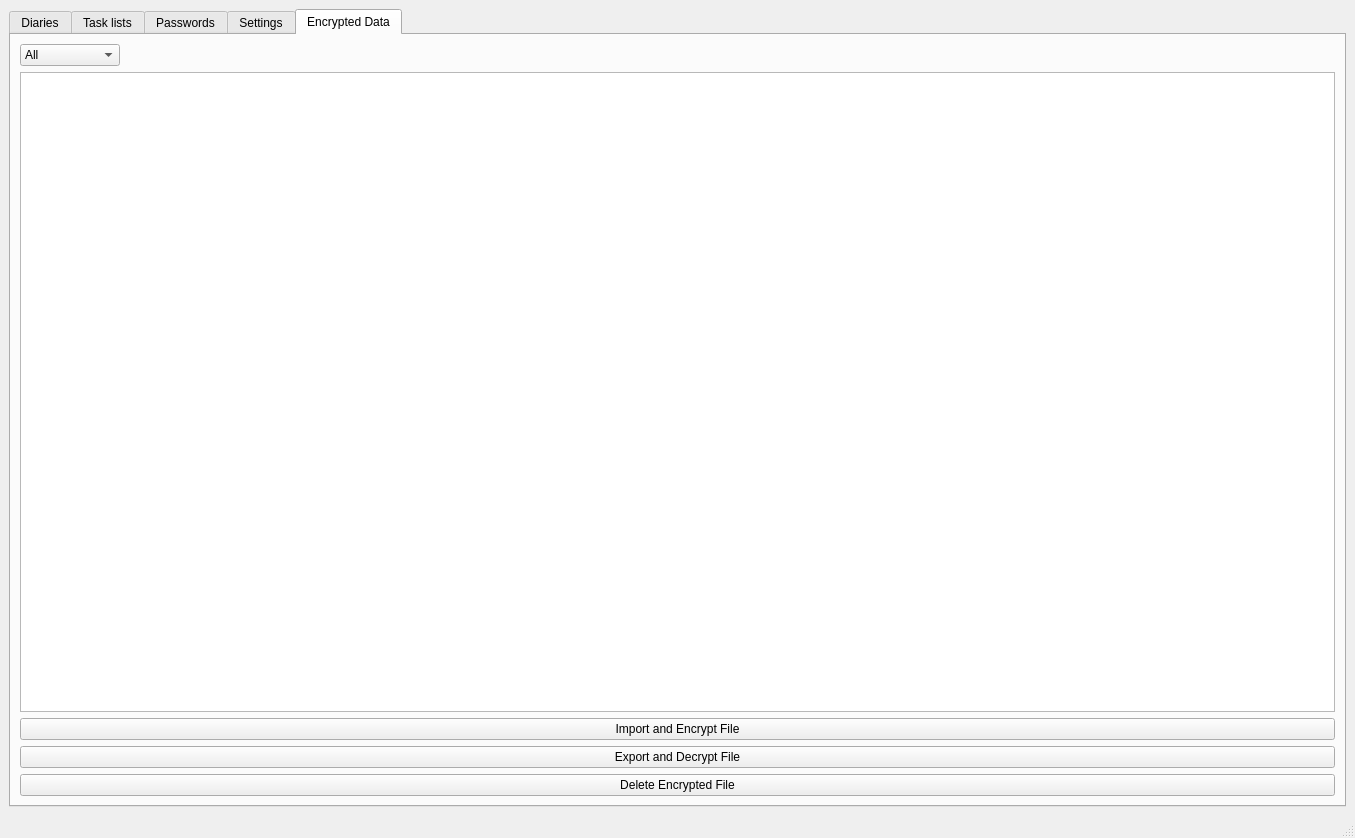
Before: the Qt Designer form mainwindow.ui in therealMaPMaKeR/MMDiary, drawn with Qt 5.
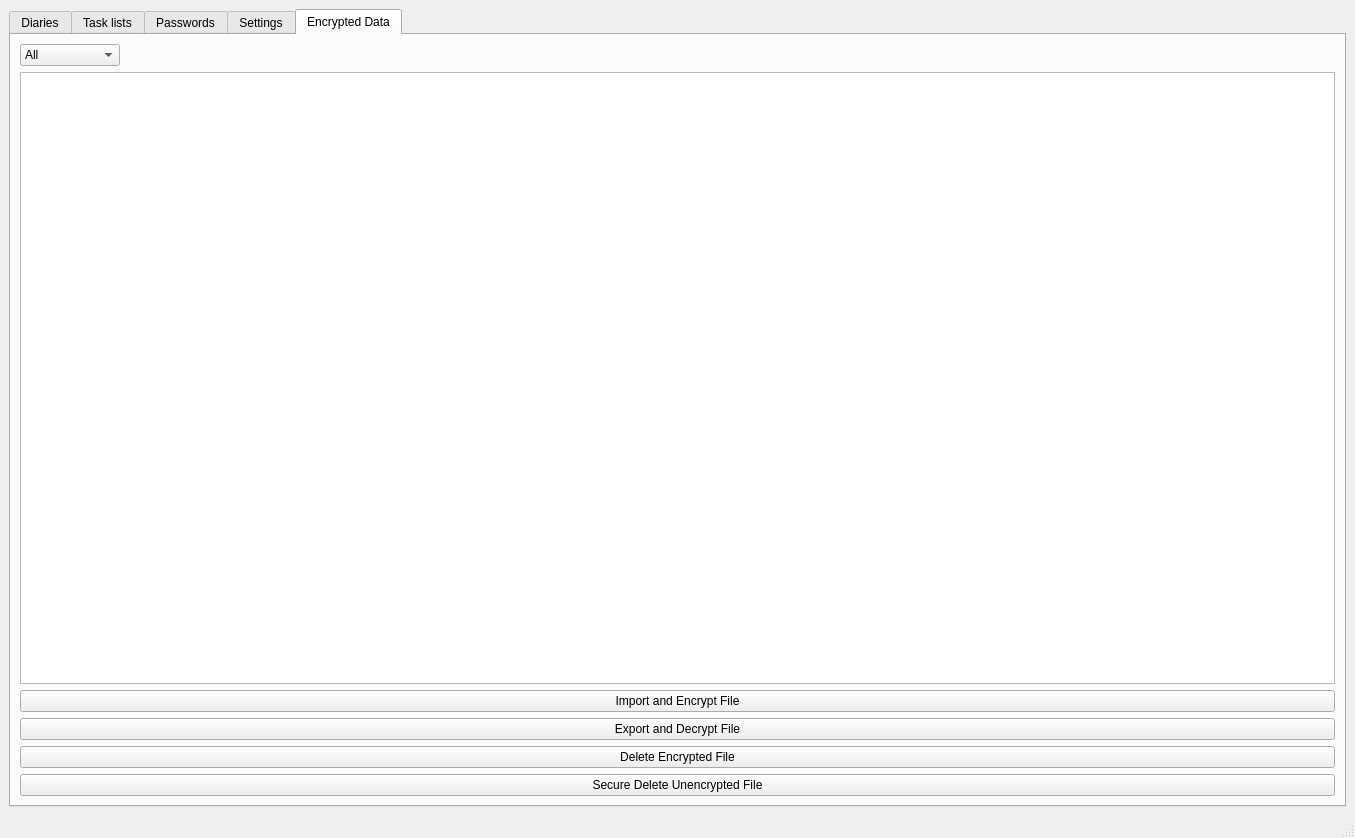
After: the same form once the commit is applied. Custom widgets are drawn as their Qt base class.

What changed in the file:
```diff
--- a/mainwindow.ui
+++ b/mainwindow.ui
@@ -1617,6 +1617,13 @@
             </property>
            </widget>
           </item>
+          <item>
+           <widget class="QPushButton" name="pushButton_DataENC_SecureDel">
+            <property name="text">
+             <string>Secure Delete Unencrypted File</string>
+            </property>
+           </widget>
+          </item>
          </layout>
         </item>
        </layout>
```
